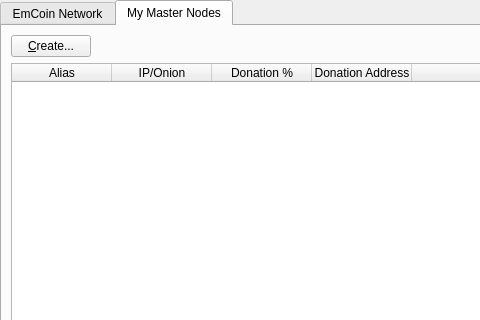
This is src/qt/forms/masternodemanager.ui in Exclusive-Masternode-Coin/EMC as Qt 5 draws it before an edit; both pictures show x 0 to 480 and y 0 to 320 of the 723 by 457 pixel window. The edited form follows.
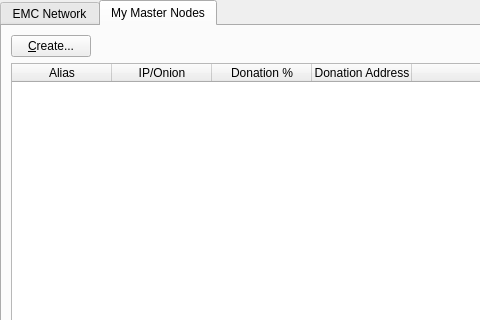
This is the edited form.

Diff of the .ui file:
```diff
--- a/src/qt/forms/masternodemanager.ui
+++ b/src/qt/forms/masternodemanager.ui
@@ -38,7 +38,7 @@
        </property>
        <widget class="QWidget" name="tab">
         <attribute name="title">
-         <string>EmCoin Network</string>
+         <string>EMC Network</string>
         </attribute>
         <layout class="QGridLayout" name="gridLayout">
          <item row="1" column="0">
```
Left out of the diff: 4 changed lines with no effect on the pictures.
